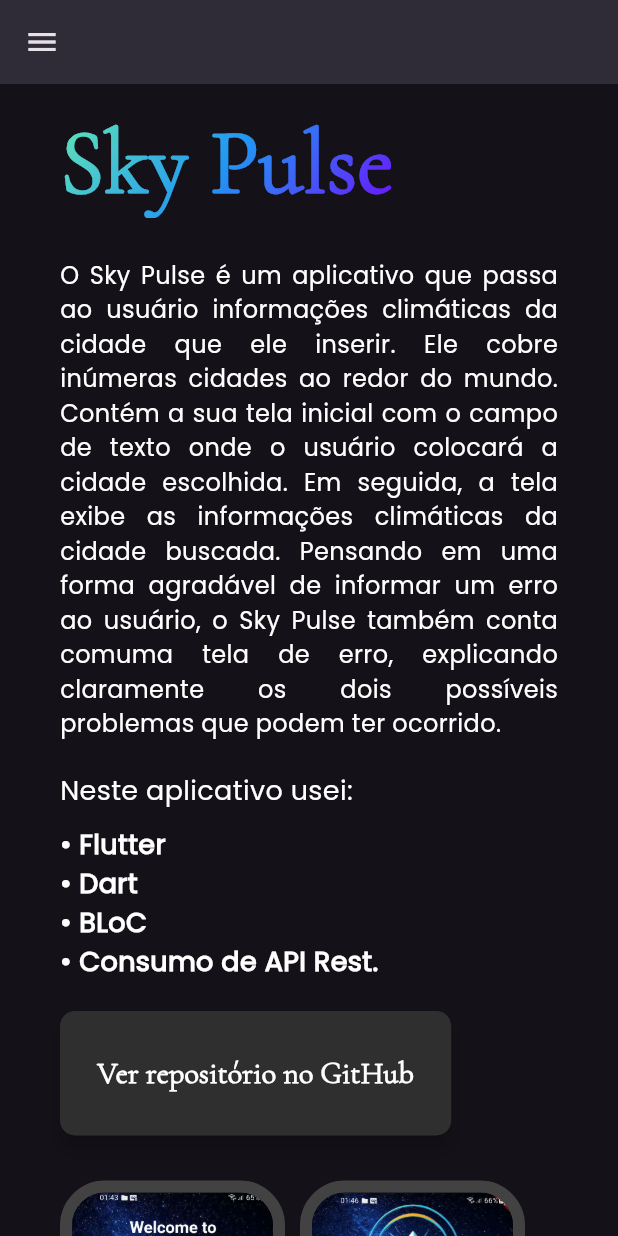
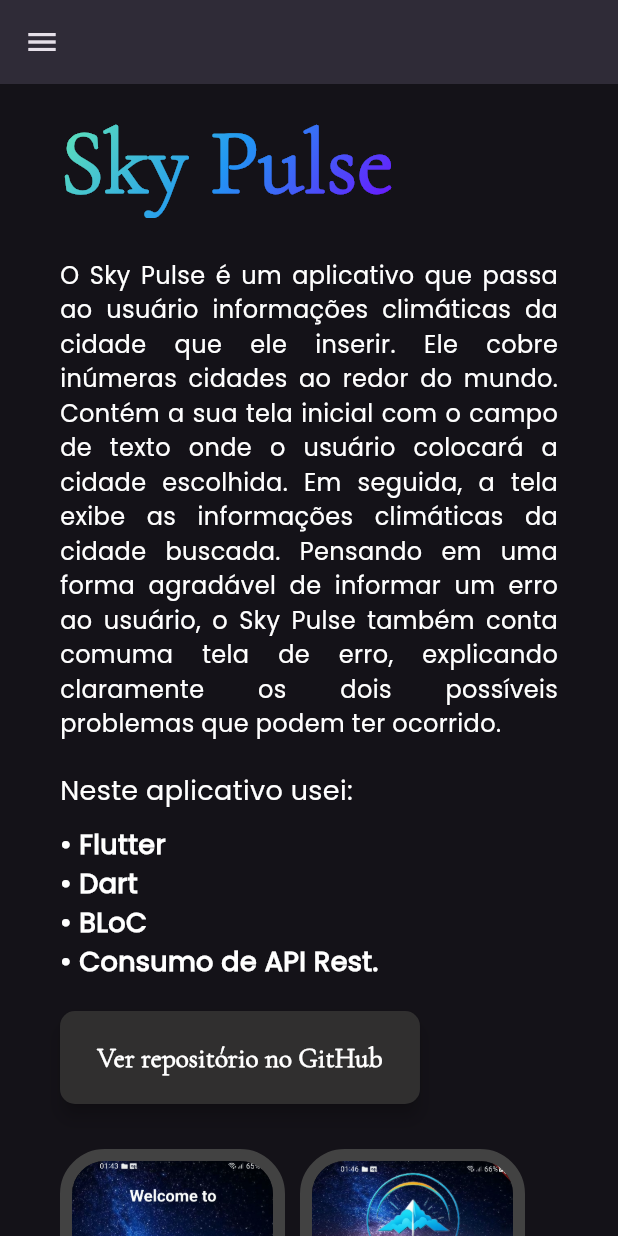
Before and after one commit to leonardovivo/portfolio, a Flutter app: the screen it shows after launch, scrolled down 1728 dp, on a phone screen of 412 x 824 dp. Run offline on Flutter 3.47's test engine with Material 3 defaults, Android fonts, the phone set to English and light mode, and no system bars; drawn by our look-alikes of auto_size_text, scrollable_positioned_list; our stand-ins replace flutter_animate, flutter_svg, video_player.

Commit message:
Diminui tamanho do botao

```diff
--- a/lib/widgets/link_button.dart
+++ b/lib/widgets/link_button.dart
@@ -28,7 +28,7 @@ class LinkButton extends StatelessWidget {
           borderRadius: BorderRadius.circular(10),
         ),
         elevation: 5,
-        padding: const EdgeInsets.symmetric(horizontal: 25, vertical: 27),
+        padding: const EdgeInsets.symmetric(horizontal: 25, vertical: 18),
       ).copyWith(
         backgroundColor: WidgetStateProperty.resolveWith<Color>(
           (Set<WidgetState> states) {
@@ -43,7 +43,7 @@ class LinkButton extends StatelessWidget {
         text,
         style: const TextStyle(
           fontFamily: 'Cormorant Garamond',
-          fontSize: 20,
+          fontSize: 18,
           fontWeight: FontWeight.bold,
         ),
       ),
```
